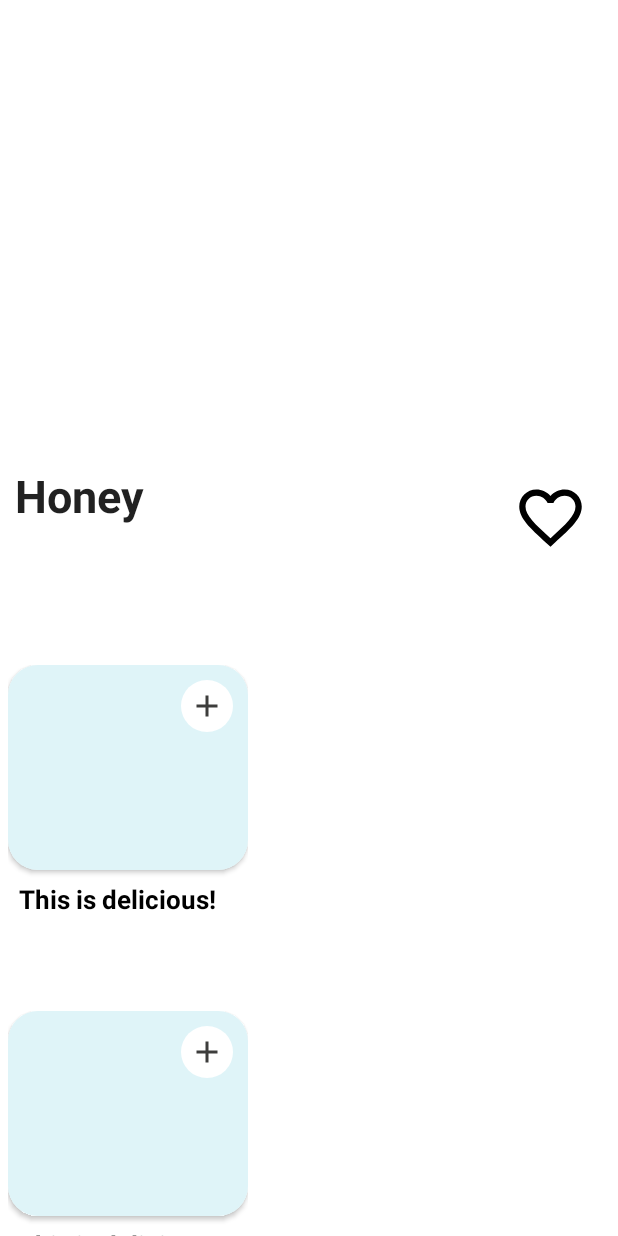
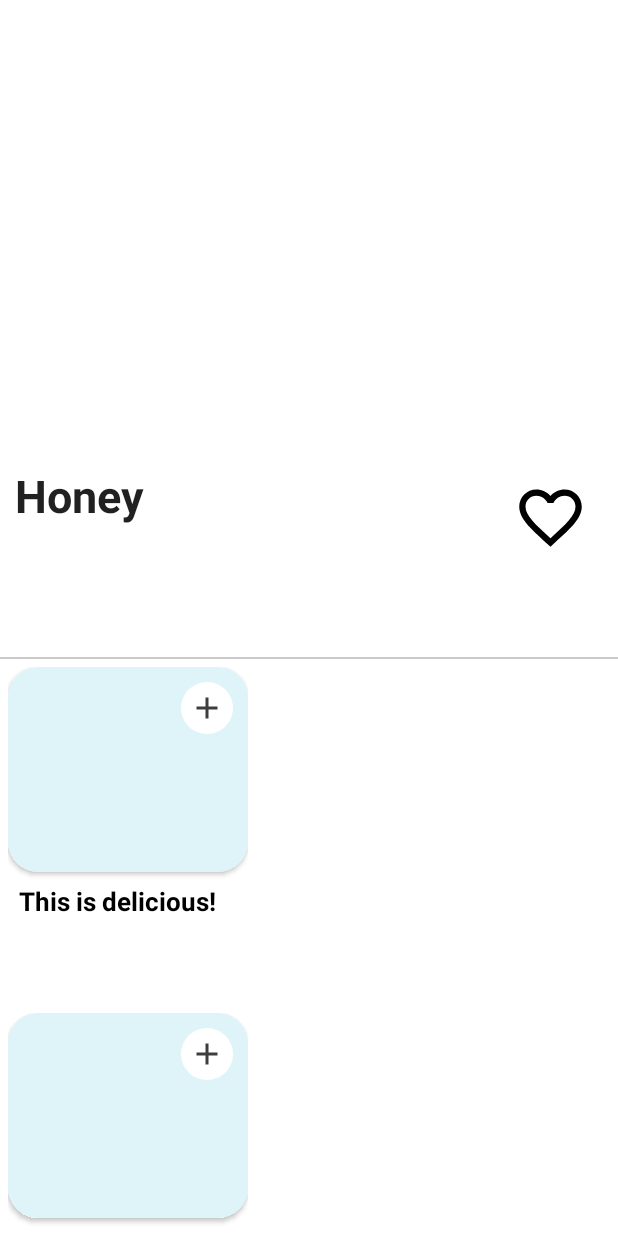
Before and after one commit to dangtiendat288/MealHelper, an Android app: the layout fragment_meal_detail.xml on its own in the app's theme, with its tools: preview values and no code run, on a phone screen of 412 x 824 dp. Run offline under Robolectric (Android 15) with nearby library versions, the phone set to English and light mode, and no system bars.

Commit message:
add a line under tablayout in fragment meal detail

```diff
--- a/app/src/main/java/com/example/mealhelper/adapter/IngredientAdapter.java
+++ b/app/src/main/java/com/example/mealhelper/adapter/IngredientAdapter.java
@@ -65,8 +65,8 @@ public class IngredientAdapter extends ListAdapter<Ingredient, IngredientAdapter
     public void onBindViewHolder(@NonNull ViewHolder holder, int position) {
 //        Word currentItem = words.get(position);
         Ingredient currentItem = getItem(position);
+        if(position==0) holder.vSpacer.setVisibility(View.GONE);
 
-//
         holder.tvIngredient.setText(currentItem.getIngredient());
         holder.tvMeasure.setText(currentItem.getMeasure());
 
@@ -74,12 +74,15 @@ public class IngredientAdapter extends ListAdapter<Ingredient, IngredientAdapter
 
     public class ViewHolder extends RecyclerView.ViewHolder {
         TextView tvIngredient,tvMeasure;
+        View vSpacer;
 
 
         public ViewHolder(@NonNull View itemView) {
             super(itemView);
             tvIngredient = itemView.findViewById(R.id.tvIngredient);
             tvMeasure = itemView.findViewById(R.id.tvMeasure);
+            vSpacer = itemView.findViewById(R.id.spacer);
+//            if(getAdapterPosition()==0) vSpacer.setVisibility(View.GONE);
 
 //            itemView.setOnClickListener(new View.OnClickListener() {
 //                @Override
--- a/app/src/main/res/layout/fragment_instructions.xml
+++ b/app/src/main/res/layout/fragment_instructions.xml
@@ -10,7 +10,9 @@
         android:id="@+id/tvInstructions"
         android:layout_width="match_parent"
         android:layout_height="match_parent"
-        android:textSize="20sp"
+        android:textSize="17sp"
+        android:padding="12dp"
+        android:textColor="@color/black"
         android:text="Instructions" />
 
 </FrameLayout>
--- a/app/src/main/res/layout/fragment_meal_detail.xml
+++ b/app/src/main/res/layout/fragment_meal_detail.xml
@@ -71,6 +71,10 @@
                 android:src="@drawable/ic_fav" />
         </LinearLayout>
 
+        <LinearLayout
+            android:layout_width="wrap_content"
+            android:layout_height="wrap_content"
+            android:orientation="vertical">
         <com.google.android.material.tabs.TabLayout
             android:id="@+id/detailTabLayout"
             android:layout_width="match_parent"
@@ -80,6 +84,11 @@
             app:tabTextAppearance="@style/tabLayoutTextAppearance"
             app:tabIndicatorHeight="0dp"
             />
+            <View
+                android:layout_width="match_parent"
+                android:layout_height="1dp"
+                android:background="#CACACA"/>
+        </LinearLayout>
 
         <androidx.viewpager2.widget.ViewPager2
             android:id="@+id/detailPager"
```
Also changed, not shown: app/src/main/res/layout/item_ingredient_layout.xml (+5 -3 lines).
